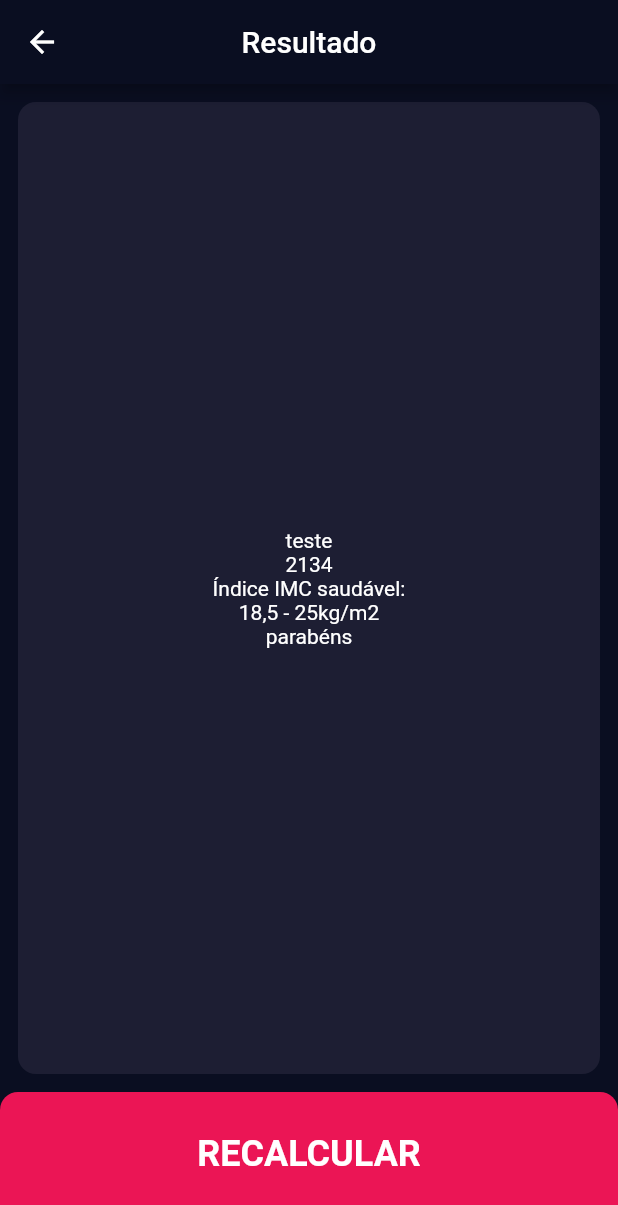
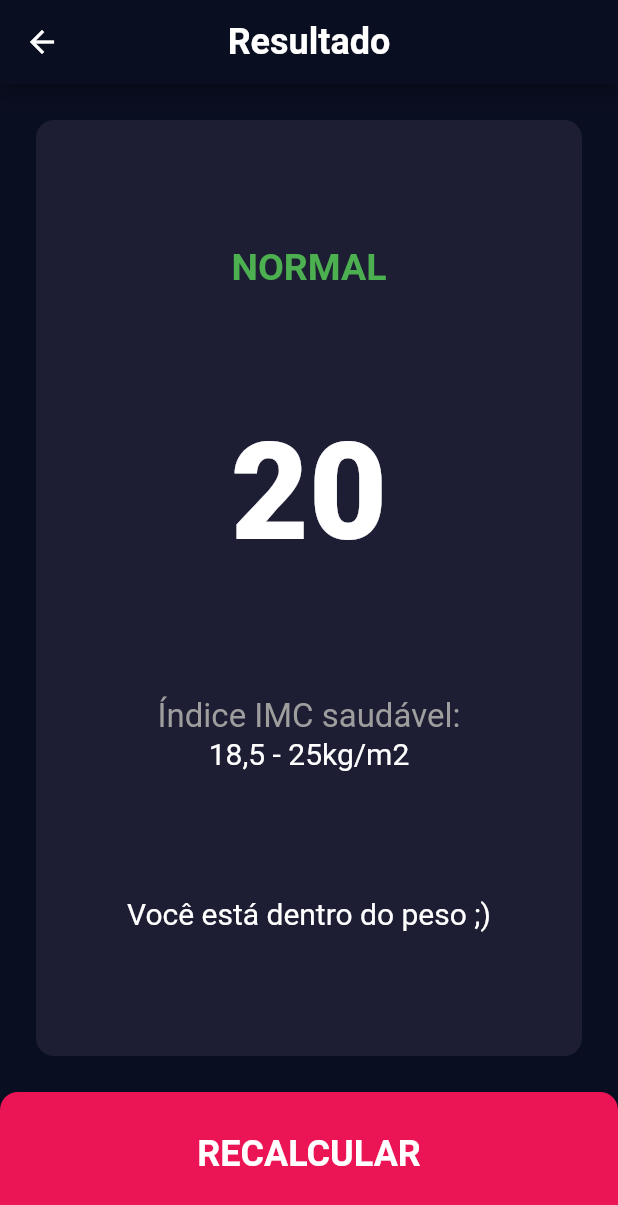
Before and after one commit to lucasliet/Calculadora-IMC, a Flutter app: the ResultPage screen opened by its route, on a phone screen of 412 x 824 dp. Shown: the top 1205 px of the screen. Run offline on Flutter 3.47's test engine with Material 2 defaults, Android fonts, the phone set to English and light mode, and no system bars; our stand-ins replace font_awesome_flutter.

Commit message:
Result stats design

```diff
--- /dev/null
+++ b/lib/components/result_stats.dart
@@ -0,0 +1,48 @@
+import 'package:flutter/material.dart';
+
+class ResultStats extends StatelessWidget {
+  @override
+  Widget build(BuildContext context) {
+    return Column(
+      mainAxisAlignment: MainAxisAlignment.spaceEvenly,
+      children: <Widget>[
+        Text(
+          'NORMAL',
+          style: TextStyle(
+            fontSize: 25,
+            color: Colors.green,
+            fontWeight: FontWeight.w700,
+          ),
+        ),
+        Text(
+          '20',
+          style: TextStyle(
+            fontSize: 90,
+            fontWeight: FontWeight.w900,
+          ),
+        ),
+        Column(
+          children: <Widget>[
+            Text(
+              'Índice IMC saudável:',
+              style: TextStyle(
+                fontSize: 22,
+                color: Colors.grey,
+              ),
+            ),
+            Text(
+              '18,5 - 25kg/m2',
+              style: TextStyle(
+                fontSize: 20,
+              ),
+            ),
+          ],
+        ),
+        Text(
+          'Você está dentro do peso ;)',
+          style: TextStyle(fontSize: 20),
+        )
+      ],
+    );
+  }
+}
--- a/lib/screen/result_page.dart
+++ b/lib/screen/result_page.dart
@@ -1,6 +1,8 @@
 import 'package:calculadora_imc/components/bottom_button.dart';
 import 'package:flutter/material.dart';
 import '../components/card.dart';
+import '../components/result_stats.dart';
+import '../theme.dart';
 
 class ResultPage extends StatelessWidget {
   @override
@@ -8,7 +10,7 @@ class ResultPage extends StatelessWidget {
     return Scaffold(
       appBar: AppBar(
         centerTitle: true,
-        title: Text("Resultado"),
+        title: Text("Resultado", style: titleStyle),
       ),
       body: Container(
         child: Column(
@@ -16,16 +18,10 @@ class ResultPage extends StatelessWidget {
           children: <Widget>[
             Expanded(
               flex: 7,
-              child: CustomCard(
-                child: Column(
-                  mainAxisAlignment: MainAxisAlignment.center,
-                  children: <Widget>[
-                    Text('teste'),
-                    Text('2134'),
-                    Text('Índice IMC saudável:'),
-                    Text('18,5 - 25kg/m2'),
-                    Text('parabéns'),
-                  ],
+              child: Padding(
+                padding: const EdgeInsets.all(12.0),
+                child: CustomCard(
+                  child: ResultStats()
                 ),
               ),
             ),
--- a/lib/theme.dart
+++ b/lib/theme.dart
@@ -1,10 +1,18 @@
 import 'package:flutter/material.dart';
 
+
+// COLORS
+const backgroundColor = Color(0xFF0A0E21);
 const cardColor = Color(0xFF1D1E33);
-const backgroundColor = Color(0xFF0A0E21);
 const accentColor = Color(0xFF00B8D4);
 const activeColor = Color(0xFF388E3C);
 const bottomButtonColor = Color(0xFFEB1555);
+
+//FONTS
+const titleStyle = TextStyle(
+    fontSize: 24,
+    fontWeight: FontWeight.w700
+);
 const numberStyle = TextStyle(
   fontSize: 50,
   fontWeight: FontWeight.w900,
```
Also changed, not shown: lib/screen/input_page.dart (+15 -15 lines).
